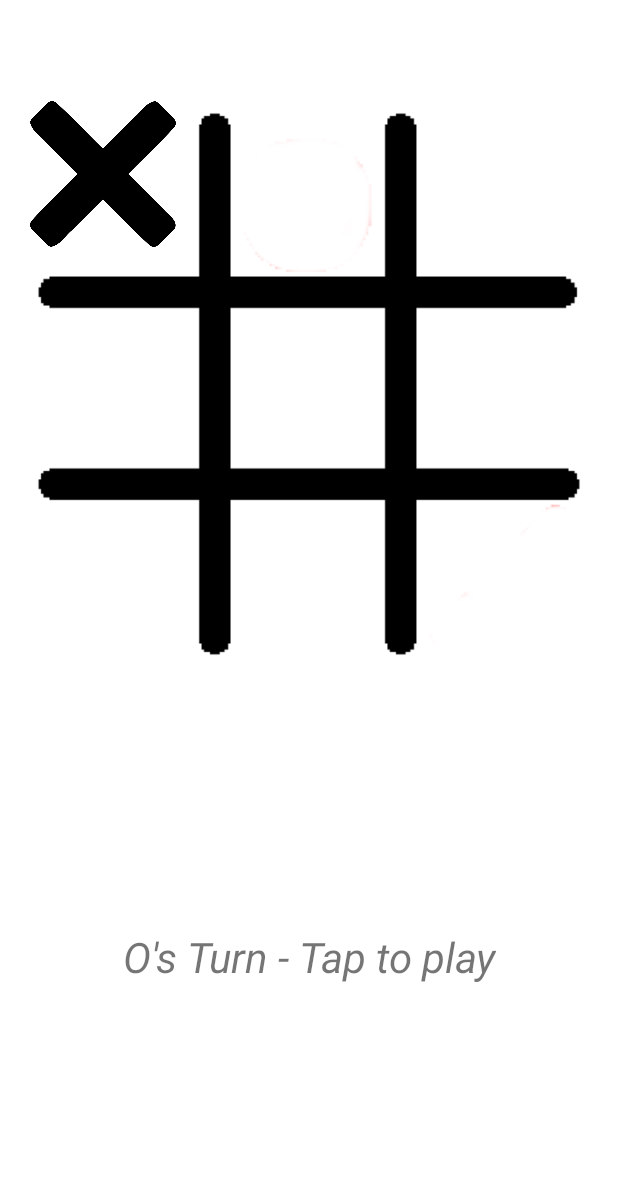
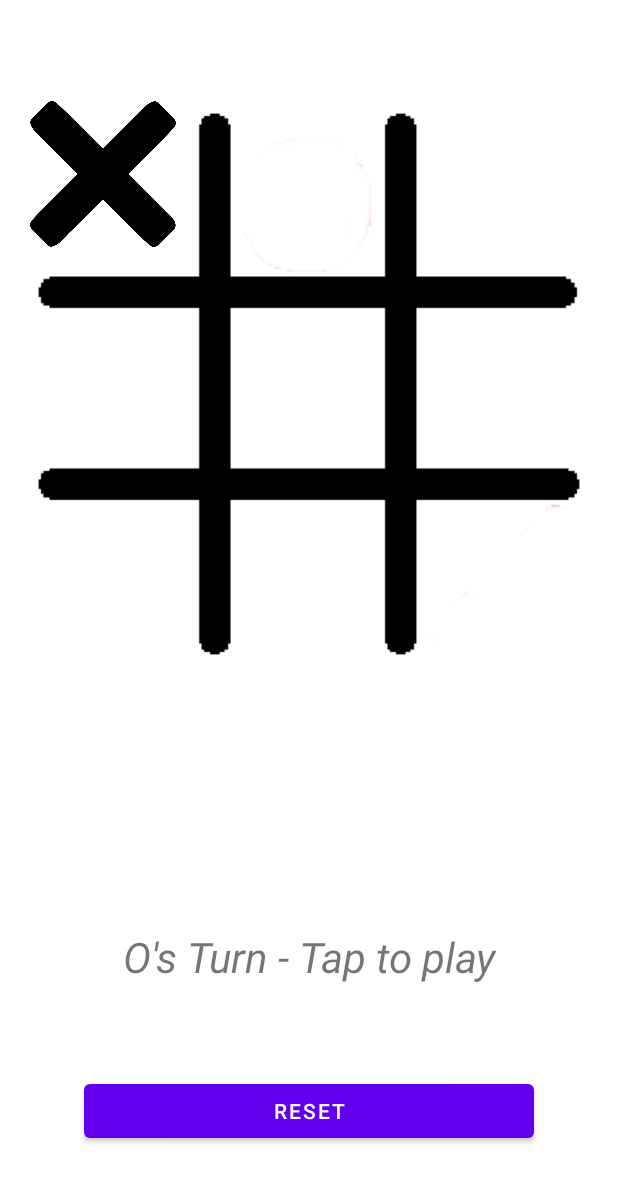
Before and after one commit to jivanpatil05/Tic-Tak, an Android app: the MainActivity screen opened directly, with no data from a screen before it, after a tap on an icon or button, on a phone screen of 412 x 824 dp. Shown: the top 1182 px of the screen. Run offline under Robolectric (Android 15) with nearby library versions, the phone set to English and light mode, and no system bars.

Commit message:
commit 05-02-2024

```diff
--- a/app/src/main/java/com/example/tic_tak/MainActivity.java
+++ b/app/src/main/java/com/example/tic_tak/MainActivity.java
@@ -3,6 +3,7 @@ import android.os.Bundle;
 import android.view.View;
 import android.widget.ImageView;
 import android.widget.TextView;
+import android.widget.Toast;
 
 import androidx.appcompat.app.AppCompatActivity;
 
@@ -17,69 +18,128 @@ public class MainActivity extends AppCompatActivity {
     int[][] winPositions = {{0, 1, 2}, {3, 4, 5}, {6, 7, 8},
             {0, 3, 6}, {1, 4, 7}, {2, 5, 8},
             {0, 4, 8}, {2, 4, 6}};
-    public static int counter = 0;;
+
+    public static int counter = 0;
 
 
+//    public void playerTap(View view) {
+//        ImageView img = (ImageView) view;
+//        int tappedImage = Integer.parseInt(img.getTag().toString());
+//
+//
+//        if (gameState[tappedImage] == 2) {
+//            counter++;
+//            if (counter == 9) {
+//                gameActive = false;
+//            }
+//            gameState[tappedImage] = activePlayer;
+//
+//            if (activePlayer == 0) {
+//                img.setImageResource(R.drawable.xpng);
+//                activePlayer = 1;
+//                TextView status = findViewById(R.id.status);
+//                status.setText("O's Turn - Tap to play");
+//               // Toast.makeText(this, " O's Turn ", Toast.LENGTH_SHORT).show();
+//            } else {
+//                img.setImageResource(R.drawable.opng);
+//                activePlayer = 0;
+//                TextView status = findViewById(R.id.status);
+//                status.setText("X's Turn - Tap to play");
+//               // Toast.makeText(this, " x's Turn ", Toast.LENGTH_SHORT).show();
+//
+//            }
+//        }
+//        int flag = 0;
+//        if (counter > 4) {
+//            for (int[] winPosition : winPositions) {
+//                if (gameState[winPosition[0]] == gameState[winPosition[1]] && gameState[winPosition[1]] == gameState[winPosition[2]] && gameState[winPosition[0]] != 2) {
+//                    flag = 1;
+//                    String winnerStr;
+//                    if (gameState[winPosition[0]] == 0) {
+//                        winnerStr = "X has won";
+//                        Toast.makeText(this, "X has won", Toast.LENGTH_SHORT).show();
+//                    } else {
+//                        winnerStr = "O has won";
+//                        Toast.makeText(this, "O has won", Toast.LENGTH_SHORT).show();
+//                    }
+//
+//                    TextView status = findViewById(R.id.status);
+//                    status.setText(winnerStr);
+//                }
+//            }
+//            if (counter == 9 && flag == 0) {
+//                TextView status = findViewById(R.id.status);
+//                status.setText("Match Draw");
+//            }
+//        }
+//
+//    }
 public void playerTap(View view) {
+    if (!gameActive) { // Check if the game is already won
+        return; // If so, return without taking any action
+    }
+
     ImageView img = (ImageView) view;
     int tappedImage = Integer.parseInt(img.getTag().toString());
 
-        if (!gameActive) {
-            gameReset(view);
-            counter = 0;
-        }
-
-
     if (gameState[tappedImage] == 2) {
         counter++;
-            if (counter == 9) {
-                gameActive = false;
-            }
         gameState[tappedImage] = activePlayer;
 
-          //  img.setTranslationY(-1000f);
         if (activePlayer == 0) {
             img.setImageResource(R.drawable.xpng);
             activePlayer = 1;
             TextView status = findViewById(R.id.status);
             status.setText("O's Turn - Tap to play");
         } else {
-                // set the image of o
             img.setImageResource(R.drawable.opng);
             activePlayer = 0;
             TextView status = findViewById(R.id.status);
             status.setText("X's Turn - Tap to play");
         }
-           // img.animate().translationYBy(1000f).setDuration(300);
     }
+
+    // Check win condition
     int flag = 0;
-        if (counter > 4) {
+//    for (int[] winPosition : winPositions) {
+//        if (gameState[winPosition[0]] == gameState[winPosition[1]] &&
+//                gameState[winPosition[1]] == gameState[winPosition[2]] &&
+//                gameState[winPosition[0]] != 2) {
+//            flag = 1;
+//            String winnerStr = (gameState[winPosition[0]] == 0) ? "X has won" : "O has won";
+//            TextView status = findViewById(R.id.status);
+//            status.setText(winnerStr);
+//            gameActive = false; // Set gameActive to false when a player wins
+//            break; // No need to continue checking for win conditions
+//        }
+//    }
     for (int[] winPosition : winPositions) {
         if (gameState[winPosition[0]] == gameState[winPosition[1]] && gameState[winPosition[1]] == gameState[winPosition[2]] && gameState[winPosition[0]] != 2) {
             flag = 1;
-
-                    // Somebody has won! - Find out who!
             String winnerStr;
-
-                    // game reset function be called
-                    gameActive = false;
             if (gameState[winPosition[0]] == 0) {
                 winnerStr = "X has won";
+                Toast.makeText(this, "X has won", Toast.LENGTH_SHORT).show();
             } else {
                 winnerStr = "O has won";
+                Toast.makeText(this, "O has won", Toast.LENGTH_SHORT).show();
             }
-                    // Update the status bar for winner announcement
+
             TextView status = findViewById(R.id.status);
             status.setText(winnerStr);
+            gameActive = false; // Set gameActive to false when a player wins
+            break; // No need to continue checking for win conditions
         }
     }
-            // set the status if the match draw
+
+    // Check for draw condition
     if (counter == 9 && flag == 0) {
         TextView status = findViewById(R.id.status);
         status.setText("Match Draw");
+        gameActive = false; // Set gameActive to false when the game is drawn
     }
 }
-    }
+
 
     // reset the game
     public void gameReset(View view) {
@@ -101,6 +161,10 @@ public class MainActivity extends AppCompatActivity {
         status.setText("X's Turn - Tap to play");
     }
 
+    public void Resetbtn(View view) {
+        gameReset(view);
+    }
+
 
     @Override
     protected void onCreate(Bundle savedInstanceState) {
--- a/app/src/main/res/layout/activity_main.xml
+++ b/app/src/main/res/layout/activity_main.xml
@@ -149,4 +149,14 @@
         app:layout_constraintStart_toStartOf="parent"
         app:layout_constraintTop_toBottomOf="@+id/linearLayout" />
 
+    <Button
+        android:layout_width="300dp"
+        android:layout_height="wrap_content"
+        android:onClick="Resetbtn"
+        android:text="Reset"
+        app:layout_constraintBottom_toBottomOf="parent"
+        app:layout_constraintEnd_toEndOf="parent"
+        app:layout_constraintStart_toStartOf="parent"
+        app:layout_constraintTop_toBottomOf="@+id/status" />
+
 </androidx.constraintlayout.widget.ConstraintLayout>
```
Lines whose indentation alone changed are shown as unchanged.
